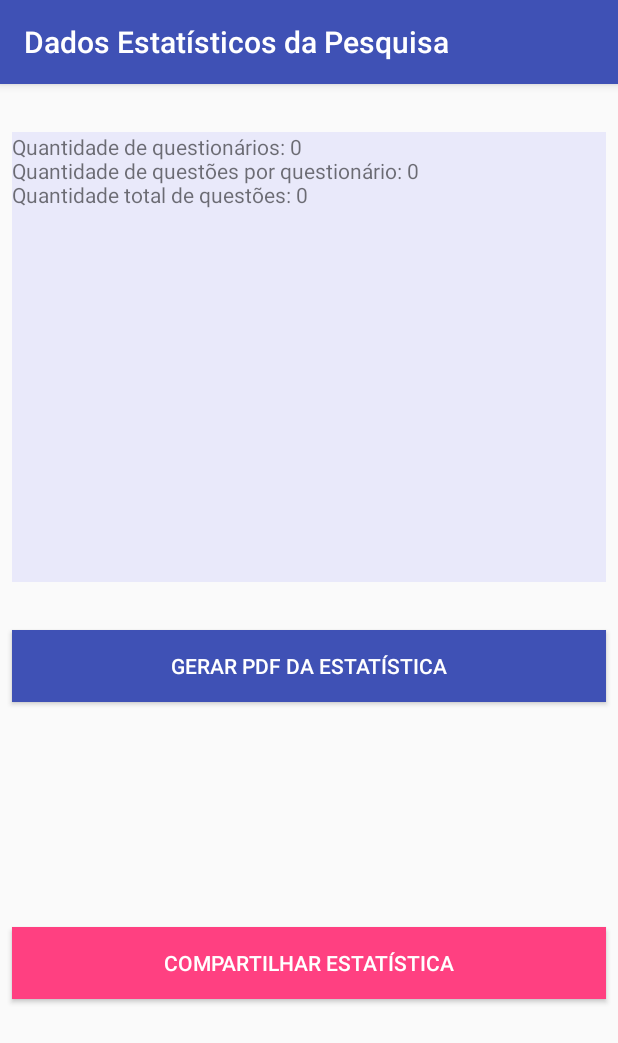
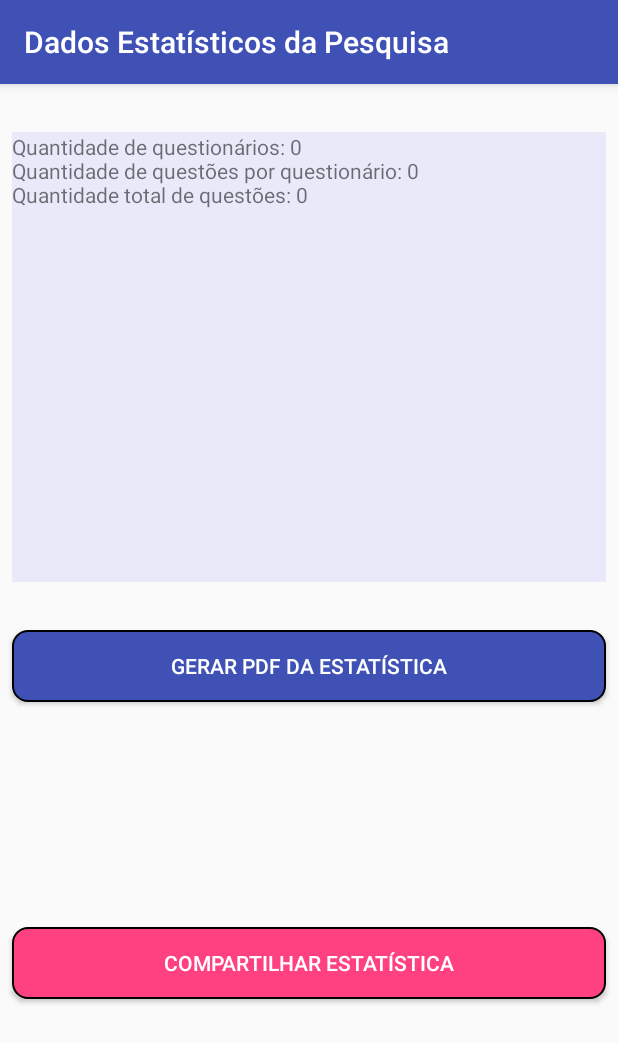
Before and after one commit to raulfmiranda/QSQ, an Android app: the PesquisaActivity screen opened directly, with no data from a screen before it, after a tap on "GERAR PDF DA ESTATÍSTICA", on a phone screen of 412 x 824 dp. Shown: the top 1043 px of the screen. Run offline under Robolectric (Android 15) with nearby library versions, the phone set to English and light mode, and no system bars; 10 statements that could not run were skipped.

Commit message:
Correção no texto das questões, na apresentação do PDF e melhoria no layout.

```diff
--- a/app/src/main/java/com/blogspot/raulfmiranda/qsq/PesquisaActivity.kt
+++ b/app/src/main/java/com/blogspot/raulfmiranda/qsq/PesquisaActivity.kt
@@ -33,7 +33,7 @@ class PesquisaActivity : AppCompatActivity() {
 
     var pesquisa: Pesquisa = Pesquisa(mutableListOf<Questionario>(), QuestionarioContador(mutableListOf<QuestaoContadora>()))
     val WRITE_EXTERNAL_STORAGE_CODE = 1
-    val relatorioPath = "/sdcard/TraumaDeFaceRel.pdf"
+    val relatorioPath = "/sdcard/QSQRel.pdf"
 
     companion object {
         val EXTRA_PESQUISA = "PESQUISA"
@@ -71,14 +71,14 @@ class PesquisaActivity : AppCompatActivity() {
 
         for(qc in questoesContadoras) {
             val perg = qc.pergunta
-            resumo = resumo + "\n\n # $perg\n"
+            resumo = resumo + "\n\n $perg\n"
             for(resp in qc.respostasContadoras) {
                 val key = resp.key
                 if(!key.isNullOrBlank()) {
                     val value = resp.value
                     var perc = (value.toDouble() / qtdQuestionarios.toDouble()) * 100
                     var percFormat = "%.1f".format(perc)
-                    resumo = resumo + "\n · $key ($percFormat%)"
+                    resumo = resumo + "\n · $key (${resp.value}/$qtdQuestionarios = $percFormat%)"
                 }
             }
         }
@@ -111,13 +111,14 @@ class PesquisaActivity : AppCompatActivity() {
         val widthA4 = 595
         val heightA4 = 842
         var pagesInfo = mutableListOf<PdfDocument.PageInfo>()
-        for (i in 1..11) {
+        for (i in 1..8) {
             pagesInfo.add(PdfDocument.PageInfo.Builder(widthA4, heightA4, i).create())
         }
 
         var textPaint = TextPaint()
         textPaint.isAntiAlias = true
-        textPaint.textSize = 12 * resources.displayMetrics.density
+//        textPaint.textSize = 12 * resources.displayMetrics.density
+        textPaint.textSize = 10 * resources.displayMetrics.density
         textPaint.color = Color.BLACK
 
         var lines = txtResumo.text.toString().lines()
@@ -132,16 +133,19 @@ class PesquisaActivity : AppCompatActivity() {
             canvas.drawPaint(paint)
 
             paint.color = Color.BLACK
-            paint.textSize = 14f
+//            paint.textSize = 14f
+            paint.textSize = 10f
 
             while(i < lines.size) {
-                if(i > 25 * pgInf.pageNumber) {
+//                if(i > 25 * pgInf.pageNumber) {
+                if(i > 29 * pgInf.pageNumber) {
                     break
                 }
                 else {
-                    var staticLayout = StaticLayout(lines[i], textPaint, canvas.width, Layout.Alignment.ALIGN_NORMAL, 0.8f, 0f, false)
+                    var staticLayout = StaticLayout(lines[i], textPaint, canvas.width, Layout.Alignment.ALIGN_NORMAL, 1.0f, 0.0f, true)
                     canvas.save()
-                    canvas.translate(0f, 30f)
+//                    canvas.translate(0f, 30f)
+                    canvas.translate(0f, 25f)
                     staticLayout.draw(canvas)
                     i++
                 }
--- /dev/null
+++ b/app/src/main/res/drawable/ic_back_24dp.xml
@@ -0,0 +1,5 @@
+<vector android:height="24dp" android:tint="#FFFFFF"
+    android:viewportHeight="24.0" android:viewportWidth="24.0"
+    android:width="24dp" xmlns:android="http://schemas.android.com/apk/res/android">
+    <path android:fillColor="#FF000000" android:pathData="M15.41,7.41L14,6l-6,6 6,6 1.41,-1.41L10.83,12z"/>
+</vector>
--- /dev/null
+++ b/app/src/main/res/drawable/ic_next_24dp.xml
@@ -0,0 +1,5 @@
+<vector android:height="24dp" android:tint="#FFFFFF"
+    android:viewportHeight="24.0" android:viewportWidth="24.0"
+    android:width="24dp" xmlns:android="http://schemas.android.com/apk/res/android">
+    <path android:fillColor="#FF000000" android:pathData="M10,6L8.59,7.41 13.17,12l-4.58,4.59L10,18l6,-6z"/>
+</vector>
--- /dev/null
+++ b/app/src/main/res/drawable/rounded_rectangle_secondary.xml
@@ -0,0 +1,10 @@
+<?xml version="1.0" encoding="utf-8"?>
+<selector xmlns:android="http://schemas.android.com/apk/res/android">
+    <item>
+        <shape android:shape="rectangle">
+            <solid android:color="@color/colorAccent"/>
+            <corners android:radius="10dp"/>
+            <stroke android:color="#000" android:width="1dp"/>
+        </shape>
+    </item>
+</selector>
--- a/app/src/main/res/layout/activity_pesquisa.xml
+++ b/app/src/main/res/layout/activity_pesquisa.xml
@@ -29,7 +29,7 @@
         android:layout_marginStart="8dp"
         android:layout_marginTop="32dp"
         android:text="Gerar PDF da estatística"
-        android:background="@color/colorPrimary"
+        android:background="@drawable/rounded_rectangle"
         android:textColor="#ffffff"
         app:layout_constraintEnd_toEndOf="parent"
         app:layout_constraintStart_toStartOf="parent"
@@ -43,7 +43,7 @@
         android:layout_marginEnd="8dp"
         android:layout_marginStart="8dp"
         android:text="Compartilhar Estatística"
-        android:background="@color/colorAccent"
+        android:background="@drawable/rounded_rectangle_secondary"
         android:textColor="#ffffff"
         app:layout_constraintBottom_toBottomOf="parent"
         app:layout_constraintEnd_toEndOf="parent"
```
Also changed, not shown: app/src/main/java/com/blogspot/raulfmiranda/qsq/FormActivity.kt (+100 -35 lines), app/src/main/res/layout/activity_form.xml (+15 -3 lines).
